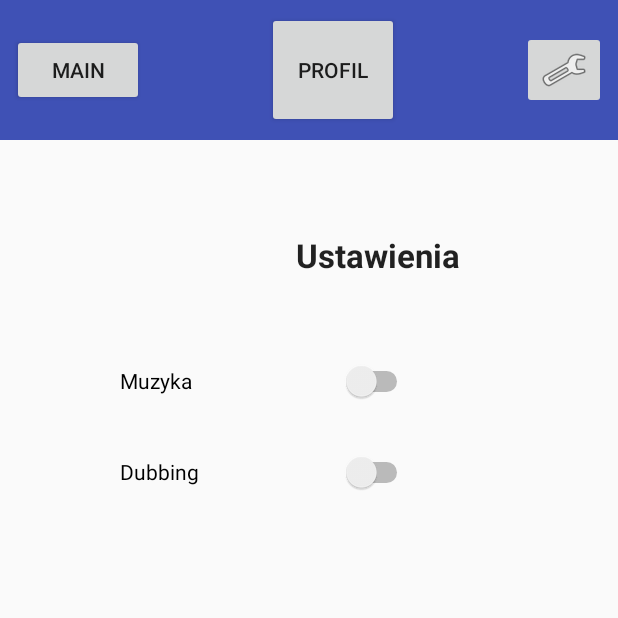
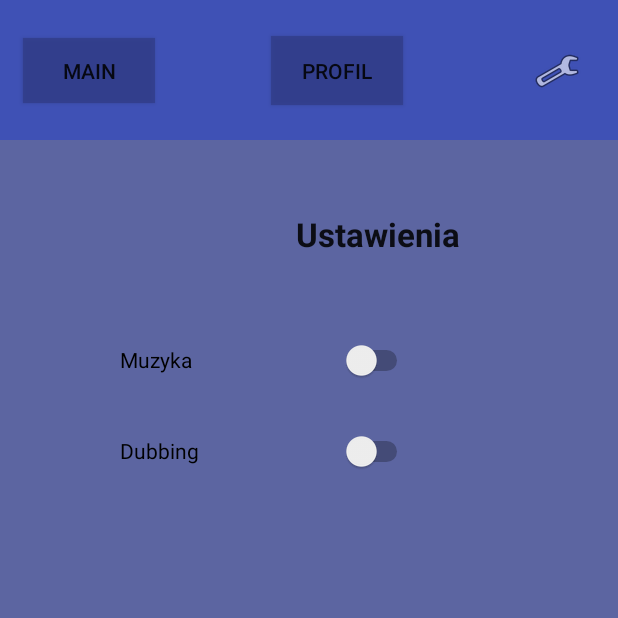
Before and after one commit to lstawowy/Hacknar-k, an Android app: the SettingsActivity screen opened directly, with no data from a screen before it, on a phone screen of 412 x 824 dp, the top half of it. Run offline under Robolectric (Android 15) with nearby library versions, the phone set to English and light mode, and no system bars.

Commit message:
grafika/design

```diff
--- a/app/src/main/res/layout/activity_settings.xml
+++ b/app/src/main/res/layout/activity_settings.xml
@@ -4,6 +4,7 @@
     xmlns:tools="http://schemas.android.com/tools"
     android:layout_width="match_parent"
     android:layout_height="match_parent"
+    android:background="@color/colorPrimaryDark"
     tools:context="com.example.admin.hacknark.SettingsActivity"
     tools:layout_editor_absoluteY="81dp">
 
@@ -12,6 +13,7 @@
         android:layout_width="154dp"
         android:layout_height="32dp"
         android:layout_marginBottom="8dp"
+        android:layout_marginLeft="136dp"
         android:layout_marginStart="136dp"
         android:layout_marginTop="8dp"
         android:allowUndo="false"
@@ -22,32 +24,31 @@
         app:layout_constraintEnd_toEndOf="parent"
         app:layout_constraintStart_toStartOf="parent"
         app:layout_constraintTop_toBottomOf="@+id/button7"
-        app:layout_constraintVertical_bias="0.089999974"
-        android:layout_marginLeft="136dp" />
+        app:layout_constraintVertical_bias="0.089999974" />
 
     <Switch
         android:id="@+id/switch1"
         android:layout_width="195dp"
         android:layout_height="45dp"
+        android:layout_marginLeft="80dp"
         android:layout_marginStart="80dp"
         android:layout_marginTop="44dp"
         android:text="Muzyka"
         app:layout_constraintStart_toStartOf="parent"
         app:layout_constraintTop_toBottomOf="@+id/textView2"
-        tools:ignore="MissingConstraints"
-        android:layout_marginLeft="80dp" />
+        tools:ignore="MissingConstraints" />
 
     <Switch
         android:id="@+id/switch2"
         android:layout_width="195dp"
         android:layout_height="45dp"
+        android:layout_marginLeft="80dp"
         android:layout_marginStart="80dp"
         android:layout_marginTop="15dp"
         android:text="Dubbing"
         app:layout_constraintStart_toStartOf="parent"
         app:layout_constraintTop_toBottomOf="@+id/switch1"
-        tools:ignore="MissingConstraints"
-        android:layout_marginLeft="80dp" />
+        tools:ignore="MissingConstraints" />
 
     <android.support.v7.widget.Toolbar
         android:id="@+id/toolbar3"
@@ -70,27 +71,28 @@
     <Button
         android:id="@+id/button5"
         android:layout_width="wrap_content"
-        android:layout_height="wrap_content"
+        android:layout_height="43dp"
         android:layout_marginBottom="8dp"
-        android:layout_marginStart="8dp"
+        android:layout_marginStart="15dp"
         android:layout_marginTop="8dp"
         android:allowUndo="false"
+        android:background="@color/colorPrimaryDark"
         android:onClick="JumpToMain"
         android:text="Main"
         android:visibility="visible"
         app:layout_constraintBottom_toBottomOf="@+id/toolbar3"
         app:layout_constraintStart_toStartOf="@+id/toolbar3"
-        app:layout_constraintTop_toTopOf="parent"
-        android:layout_marginLeft="8dp" />
+        app:layout_constraintTop_toTopOf="parent" />
 
     <Button
         android:id="@+id/button7"
         android:layout_width="wrap_content"
-        android:layout_height="0dp"
+        android:layout_height="46dp"
         android:layout_marginBottom="8dp"
         android:layout_marginEnd="8dp"
         android:layout_marginStart="8dp"
         android:layout_marginTop="8dp"
+        android:background="@color/colorPrimaryDark"
         android:onClick="JumpToProfil"
         android:text="Profil"
         app:layout_constraintBottom_toBottomOf="@+id/toolbar3"
@@ -100,17 +102,17 @@
 
     <ImageButton
         android:id="@+id/imageButton5"
-        android:layout_width="wrap_content"
-        android:layout_height="wrap_content"
+        android:layout_width="51dp"
+        android:layout_height="46dp"
         android:layout_marginBottom="8dp"
-        android:layout_marginEnd="8dp"
+        android:layout_marginEnd="15dp"
         android:layout_marginTop="8dp"
+        android:background="@color/colorPrimary"
         android:onClick="JumpToSettings"
         app:layout_constraintBottom_toBottomOf="@+id/toolbar3"
         app:layout_constraintEnd_toEndOf="parent"
         app:layout_constraintTop_toTopOf="parent"
-        app:srcCompat="@android:drawable/ic_menu_manage"
-        android:layout_marginRight="8dp" />
+        app:srcCompat="@android:drawable/ic_menu_manage" />
 
 
 </android.support.constraint.ConstraintLayout>
--- a/app/src/main/res/values/colors.xml
+++ b/app/src/main/res/values/colors.xml
@@ -1,6 +1,6 @@
 <?xml version="1.0" encoding="utf-8"?>
 <resources>
-    <color name="colorPrimary">#3F51B5</color>
+    <color name="colorPrimary">#3f51b5</color>
     <color name="colorPrimaryDark">#c9323e8a</color>
     <color name="colorAccent">#FF4081</color>
 </resources>
```
Also changed, not shown: app/src/main/res/layout/activity_map.xml (+18 -13 lines), app/src/main/res/layout/activity_ranking.xml (+10 -15 lines).
